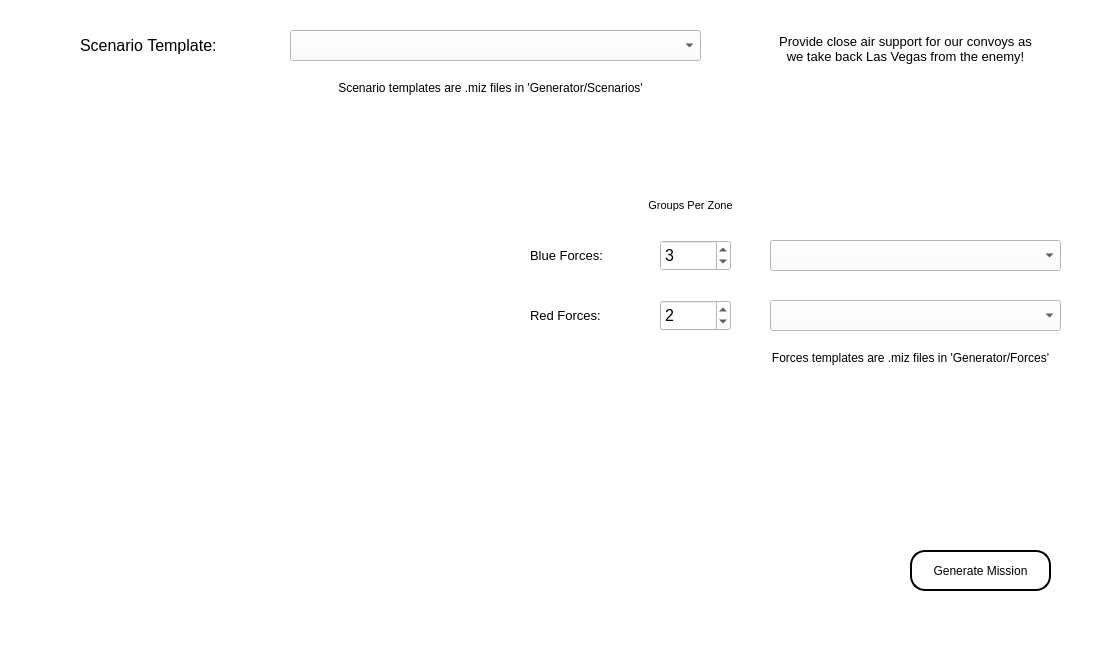
First picture: the form in Generator/MissionGeneratorUI.ui, repository spencershepard/RotorOps, before the edit.
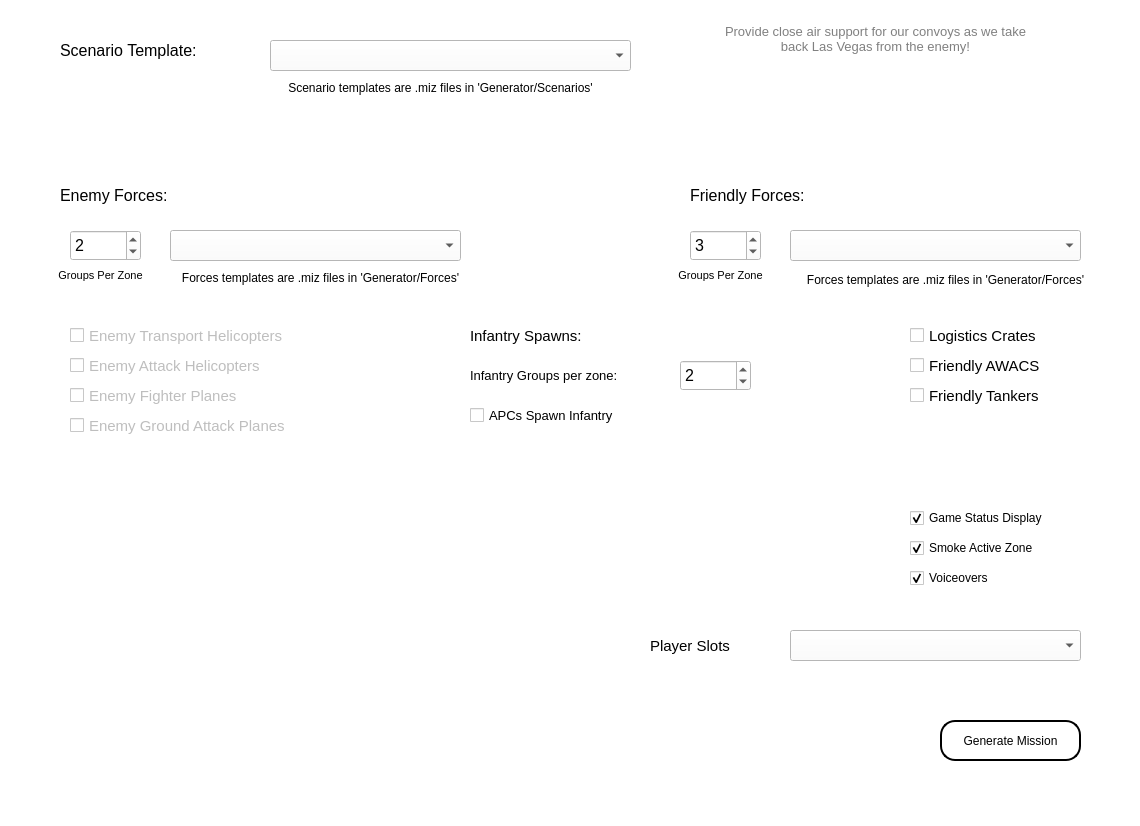
Second picture: the form after the edit. Icons and pictures are not drawn.

```diff
--- a/Generator/MissionGeneratorUI.ui
+++ b/Generator/MissionGeneratorUI.ui
@@ -6,8 +6,8 @@
    <rect>
     <x>0</x>
     <y>0</y>
-    <width>1117</width>
-    <height>645</height>
+    <width>1140</width>
+    <height>826</height>
    </rect>
   </property>
   <property name="font">
@@ -22,6 +22,9 @@
    <iconset>
     <normaloff>assets/icon.ico</normaloff>assets/icon.ico</iconset>
   </property>
+  <property name="windowOpacity">
+   <double>4.000000000000000</double>
+  </property>
   <property name="autoFillBackground">
    <bool>false</bool>
   </property>
@@ -32,9 +35,9 @@
    <widget class="QComboBox" name="scenario_comboBox">
     <property name="geometry">
      <rect>
-      <x>290</x>
-      <y>30</y>
-      <width>411</width>
+      <x>270</x>
+      <y>40</y>
+      <width>361</width>
       <height>31</height>
      </rect>
     </property>
@@ -42,10 +45,10 @@
    <widget class="QLabel" name="scenario_label">
     <property name="geometry">
      <rect>
-      <x>80</x>
+      <x>60</x>
       <y>30</y>
       <width>181</width>
-      <height>31</height>
+      <height>41</height>
      </rect>
     </property>
     <property name="font">
@@ -60,8 +63,8 @@
    <widget class="QPushButton" name="generateButton">
     <property name="geometry">
      <rect>
-      <x>910</x>
-      <y>550</y>
+      <x>940</x>
+      <y>720</y>
       <width>141</width>
       <height>41</height>
      </rect>
@@ -81,33 +84,33 @@
    <widget class="QTextBrowser" name="description_textBrowser">
     <property name="geometry">
      <rect>
-      <x>770</x>
-      <y>30</y>
-      <width>271</width>
-      <height>171</height>
+      <x>710</x>
+      <y>20</y>
+      <width>331</width>
+      <height>131</height>
      </rect>
     </property>
     <property name="font">
      <font>
-      <pointsize>10</pointsize>
+      <pointsize>9</pointsize>
      </font>
     </property>
     <property name="styleSheet">
-     <string notr="true">border-radius: 5px;</string>
+     <string notr="true">border-radius: 5px; color: gray</string>
     </property>
     <property name="html">
      <string>&lt;!DOCTYPE HTML PUBLIC &quot;-//W3C//DTD HTML 4.0//EN&quot; &quot;http://www.w3.org/TR/REC-html40/strict.dtd&quot;&gt;
 &lt;html&gt;&lt;head&gt;&lt;meta name=&quot;qrichtext&quot; content=&quot;1&quot; /&gt;&lt;style type=&quot;text/css&quot;&gt;
 p, li { white-space: pre-wrap; }
-&lt;/style&gt;&lt;/head&gt;&lt;body style=&quot; font-family:'MS Shell Dlg 2'; font-size:10pt; font-weight:400; font-style:normal;&quot;&gt;
-&lt;p align=&quot;center&quot; style=&quot; margin-top:0px; margin-bottom:0px; margin-left:0px; margin-right:0px; -qt-block-indent:0; text-indent:0px;&quot;&gt;Provide close air support for our convoys as we take back Las Vegas from the enemy!&lt;/p&gt;&lt;/body&gt;&lt;/html&gt;</string>
+&lt;/style&gt;&lt;/head&gt;&lt;body style=&quot; font-family:'MS Shell Dlg 2'; font-size:9pt; font-weight:400; font-style:normal;&quot;&gt;
+&lt;p align=&quot;center&quot; style=&quot; margin-top:0px; margin-bottom:0px; margin-left:0px; margin-right:0px; -qt-block-indent:0; text-indent:0px;&quot;&gt;&lt;span style=&quot; font-size:10pt;&quot;&gt;Provide close air support for our convoys as we take back Las Vegas from the enemy!&lt;/span&gt;&lt;/p&gt;&lt;/body&gt;&lt;/html&gt;</string>
     </property>
    </widget>
    <widget class="QComboBox" name="blueforces_comboBox">
     <property name="geometry">
      <rect>
-      <x>770</x>
-      <y>240</y>
+      <x>790</x>
+      <y>230</y>
       <width>291</width>
       <height>31</height>
      </rect>
@@ -116,77 +119,64 @@
    <widget class="QLabel" name="scenario_label_2">
     <property name="geometry">
      <rect>
-      <x>530</x>
-      <y>240</y>
+      <x>690</x>
+      <y>180</y>
       <width>141</width>
       <height>31</height>
      </rect>
     </property>
     <property name="font">
      <font>
-      <pointsize>10</pointsize>
+      <pointsize>12</pointsize>
      </font>
     </property>
     <property name="text">
-     <string>Blue Forces:</string>
+     <string>Friendly Forces:</string>
     </property>
    </widget>
    <widget class="QLabel" name="scenario_label_3">
     <property name="geometry">
      <rect>
-      <x>530</x>
-      <y>300</y>
+      <x>60</x>
+      <y>180</y>
       <width>141</width>
       <height>31</height>
      </rect>
     </property>
     <property name="font">
      <font>
-      <pointsize>10</pointsize>
+      <pointsize>12</pointsize>
      </font>
     </property>
     <property name="text">
-     <string>Red Forces:</string>
+     <string>Enemy Forces:</string>
     </property>
    </widget>
    <widget class="QComboBox" name="redforces_comboBox">
     <property name="geometry">
      <rect>
-      <x>770</x>
-      <y>300</y>
+      <x>170</x>
+      <y>230</y>
       <width>291</width>
       <height>31</height>
      </rect>
     </property>
    </widget>
-   <widget class="QLabel" name="status_label">
-    <property name="geometry">
-     <rect>
-      <x>580</x>
-      <y>470</y>
-      <width>471</width>
-      <height>51</height>
-     </rect>
-    </property>
-    <property name="text">
-     <string/>
-    </property>
-    <property name="alignment">
-     <set>Qt::AlignRight|Qt::AlignTrailing|Qt::AlignVCenter</set>
-    </property>
-    <property name="wordWrap">
-     <bool>true</bool>
-    </property>
-   </widget>
    <widget class="QLabel" name="background_label">
     <property name="geometry">
      <rect>
-      <x>-40</x>
-      <y>220</y>
-      <width>811</width>
-      <height>441</height>
+      <x>10</x>
+      <y>430</y>
+      <width>801</width>
+      <height>371</height>
      </rect>
     </property>
+    <property name="autoFillBackground">
+     <bool>false</bool>
+    </property>
+    <property name="styleSheet">
+     <string notr="true"/>
+    </property>
     <property name="text">
      <string/>
     </property>
@@ -197,7 +187,7 @@
    <widget class="QLabel" name="scenario_hint_label">
     <property name="geometry">
      <rect>
-      <x>300</x>
+      <x>250</x>
       <y>80</y>
       <width>381</width>
       <height>16</height>
@@ -213,8 +203,8 @@
    <widget class="QLabel" name="forces_hint_label">
     <property name="geometry">
      <rect>
-      <x>720</x>
-      <y>350</y>
+      <x>130</x>
+      <y>270</y>
       <width>381</width>
       <height>16</height>
      </rect>
@@ -229,8 +219,8 @@
    <widget class="QSpinBox" name="blueqty_spinBox">
     <property name="geometry">
      <rect>
-      <x>660</x>
-      <y>240</y>
+      <x>690</x>
+      <y>230</y>
       <width>71</width>
       <height>31</height>
      </rect>
@@ -253,8 +243,8 @@
    <widget class="QSpinBox" name="redqty_spinBox">
     <property name="geometry">
      <rect>
-      <x>660</x>
-      <y>300</y>
+      <x>70</x>
+      <y>230</y>
       <width>71</width>
       <height>31</height>
      </rect>
@@ -277,22 +267,369 @@
    <widget class="QLabel" name="scenario_label_4">
     <property name="geometry">
      <rect>
-      <x>620</x>
-      <y>190</y>
+      <x>670</x>
+      <y>260</y>
+      <width>101</width>
+      <height>31</height>
+     </rect>
+    </property>
+    <property name="font">
+     <font>
+      <pointsize>8</pointsize>
+     </font>
+    </property>
+    <property name="text">
+     <string>Groups Per Zone</string>
+    </property>
+    <property name="alignment">
+     <set>Qt::AlignCenter</set>
+    </property>
+   </widget>
+   <widget class="QCheckBox" name="game_status_checkBox">
+    <property name="geometry">
+     <rect>
+      <x>910</x>
+      <y>510</y>
+      <width>191</width>
+      <height>16</height>
+     </rect>
+    </property>
+    <property name="font">
+     <font>
+      <pointsize>9</pointsize>
+     </font>
+    </property>
+    <property name="text">
+     <string>Game Status Display</string>
+    </property>
+    <property name="checked">
+     <bool>true</bool>
+    </property>
+    <property name="tristate">
+     <bool>false</bool>
+    </property>
+   </widget>
+   <widget class="QCheckBox" name="voiceovers_checkBox">
+    <property name="geometry">
+     <rect>
+      <x>910</x>
+      <y>570</y>
+      <width>191</width>
+      <height>16</height>
+     </rect>
+    </property>
+    <property name="font">
+     <font>
+      <pointsize>9</pointsize>
+     </font>
+    </property>
+    <property name="text">
+     <string>Voiceovers</string>
+    </property>
+    <property name="checked">
+     <bool>true</bool>
+    </property>
+   </widget>
+   <widget class="QCheckBox" name="logistics_crates_checkBox">
+    <property name="geometry">
+     <rect>
+      <x>910</x>
+      <y>320</y>
+      <width>251</width>
+      <height>31</height>
+     </rect>
+    </property>
+    <property name="font">
+     <font>
+      <pointsize>11</pointsize>
+     </font>
+    </property>
+    <property name="text">
+     <string>Logistics Crates</string>
+    </property>
+   </widget>
+   <widget class="QCheckBox" name="awacs_checkBox">
+    <property name="geometry">
+     <rect>
+      <x>910</x>
+      <y>350</y>
+      <width>251</width>
+      <height>31</height>
+     </rect>
+    </property>
+    <property name="font">
+     <font>
+      <pointsize>11</pointsize>
+     </font>
+    </property>
+    <property name="text">
+     <string>Friendly AWACS</string>
+    </property>
+   </widget>
+   <widget class="QCheckBox" name="tankers_checkBox">
+    <property name="geometry">
+     <rect>
+      <x>910</x>
+      <y>380</y>
+      <width>251</width>
+      <height>31</height>
+     </rect>
+    </property>
+    <property name="font">
+     <font>
+      <pointsize>11</pointsize>
+     </font>
+    </property>
+    <property name="text">
+     <string>Friendly Tankers</string>
+    </property>
+   </widget>
+   <widget class="QCheckBox" name="apcs_spawn_checkBox">
+    <property name="geometry">
+     <rect>
+      <x>470</x>
+      <y>400</y>
+      <width>251</width>
+      <height>31</height>
+     </rect>
+    </property>
+    <property name="font">
+     <font>
+      <pointsize>10</pointsize>
+     </font>
+    </property>
+    <property name="text">
+     <string>APCs Spawn Infantry</string>
+    </property>
+   </widget>
+   <widget class="QCheckBox" name="enemy_transport_checkBox">
+    <property name="enabled">
+     <bool>false</bool>
+    </property>
+    <property name="geometry">
+     <rect>
+      <x>70</x>
+      <y>320</y>
+      <width>251</width>
+      <height>31</height>
+     </rect>
+    </property>
+    <property name="font">
+     <font>
+      <pointsize>11</pointsize>
+     </font>
+    </property>
+    <property name="text">
+     <string>Enemy Transport Helicopters</string>
+    </property>
+   </widget>
+   <widget class="QCheckBox" name="enemy_attack_helos_checkBox">
+    <property name="enabled">
+     <bool>false</bool>
+    </property>
+    <property name="geometry">
+     <rect>
+      <x>70</x>
+      <y>350</y>
+      <width>251</width>
+      <height>31</height>
+     </rect>
+    </property>
+    <property name="font">
+     <font>
+      <pointsize>11</pointsize>
+     </font>
+    </property>
+    <property name="text">
+     <string>Enemy Attack Helicopters</string>
+    </property>
+   </widget>
+   <widget class="QCheckBox" name="enemy_fighters_checkBox">
+    <property name="enabled">
+     <bool>false</bool>
+    </property>
+    <property name="geometry">
+     <rect>
+      <x>70</x>
+      <y>380</y>
+      <width>251</width>
+      <height>31</height>
+     </rect>
+    </property>
+    <property name="font">
+     <font>
+      <pointsize>11</pointsize>
+     </font>
+    </property>
+    <property name="text">
+     <string>Enemy Fighter Planes</string>
+    </property>
+   </widget>
+   <widget class="QCheckBox" name="enemy_fighters_checkBox_2">
+    <property name="enabled">
+     <bool>false</bool>
+    </property>
+    <property name="geometry">
+     <rect>
+      <x>70</x>
+      <y>410</y>
+      <width>251</width>
+      <height>31</height>
+     </rect>
+    </property>
+    <property name="font">
+     <font>
+      <pointsize>11</pointsize>
+     </font>
+    </property>
+    <property name="text">
+     <string>Enemy Ground Attack Planes</string>
+    </property>
+   </widget>
+   <widget class="QSpinBox" name="inf_spawn_spinBox">
+    <property name="geometry">
+     <rect>
+      <x>680</x>
+      <y>360</y>
+      <width>71</width>
+      <height>31</height>
+     </rect>
+    </property>
+    <property name="font">
+     <font>
+      <pointsize>12</pointsize>
+     </font>
+    </property>
+    <property name="minimum">
+     <number>0</number>
+    </property>
+    <property name="maximum">
+     <number>50</number>
+    </property>
+    <property name="value">
+     <number>2</number>
+    </property>
+   </widget>
+   <widget class="QCheckBox" name="smoke_checkBox">
+    <property name="geometry">
+     <rect>
+      <x>910</x>
+      <y>540</y>
+      <width>191</width>
+      <height>16</height>
+     </rect>
+    </property>
+    <property name="font">
+     <font>
+      <pointsize>9</pointsize>
+     </font>
+    </property>
+    <property name="text">
+     <string>Smoke Active Zone</string>
+    </property>
+    <property name="checked">
+     <bool>true</bool>
+    </property>
+   </widget>
+   <widget class="QLabel" name="scenario_label_5">
+    <property name="geometry">
+     <rect>
+      <x>50</x>
+      <y>260</y>
+      <width>101</width>
+      <height>31</height>
+     </rect>
+    </property>
+    <property name="font">
+     <font>
+      <pointsize>8</pointsize>
+     </font>
+    </property>
+    <property name="text">
+     <string>Groups Per Zone</string>
+    </property>
+    <property name="alignment">
+     <set>Qt::AlignCenter</set>
+    </property>
+   </widget>
+   <widget class="QLabel" name="forces_hint_label_2">
+    <property name="geometry">
+     <rect>
+      <x>790</x>
+      <y>270</y>
+      <width>311</width>
+      <height>20</height>
+     </rect>
+    </property>
+    <property name="text">
+     <string>Forces templates are .miz files in 'Generator/Forces'</string>
+    </property>
+    <property name="alignment">
+     <set>Qt::AlignCenter</set>
+    </property>
+   </widget>
+   <widget class="QLabel" name="label">
+    <property name="geometry">
+     <rect>
+      <x>470</x>
+      <y>360</y>
+      <width>191</width>
+      <height>31</height>
+     </rect>
+    </property>
+    <property name="font">
+     <font>
+      <pointsize>10</pointsize>
+     </font>
+    </property>
+    <property name="text">
+     <string>Infantry Groups per zone:</string>
+    </property>
+   </widget>
+   <widget class="QComboBox" name="slot_template_comboBox">
+    <property name="geometry">
+     <rect>
+      <x>790</x>
+      <y>630</y>
+      <width>291</width>
+      <height>31</height>
+     </rect>
+    </property>
+   </widget>
+   <widget class="QLabel" name="label_2">
+    <property name="geometry">
+     <rect>
+      <x>650</x>
+      <y>630</y>
+      <width>111</width>
+      <height>31</height>
+     </rect>
+    </property>
+    <property name="font">
+     <font>
+      <pointsize>11</pointsize>
+     </font>
+    </property>
+    <property name="text">
+     <string>Player Slots</string>
+    </property>
+   </widget>
+   <widget class="QLabel" name="scenario_label_6">
+    <property name="geometry">
+     <rect>
+      <x>470</x>
+      <y>320</y>
       <width>141</width>
       <height>31</height>
      </rect>
     </property>
     <property name="font">
      <font>
-      <pointsize>8</pointsize>
+      <pointsize>11</pointsize>
      </font>
     </property>
     <property name="text">
-     <string>Groups Per Zone</string>
-    </property>
-    <property name="alignment">
-     <set>Qt::AlignCenter</set>
+     <string>Infantry Spawns:</string>
     </property>
    </widget>
    <zorder>background_label</zorder>
@@ -304,19 +641,36 @@
    <zorder>scenario_label_2</zorder>
    <zorder>scenario_label_3</zorder>
    <zorder>redforces_comboBox</zorder>
-   <zorder>status_label</zorder>
    <zorder>scenario_hint_label</zorder>
    <zorder>forces_hint_label</zorder>
    <zorder>blueqty_spinBox</zorder>
    <zorder>redqty_spinBox</zorder>
    <zorder>scenario_label_4</zorder>
+   <zorder>game_status_checkBox</zorder>
+   <zorder>voiceovers_checkBox</zorder>
+   <zorder>logistics_crates_checkBox</zorder>
+   <zorder>awacs_checkBox</zorder>
+   <zorder>tankers_checkBox</zorder>
+   <zorder>apcs_spawn_checkBox</zorder>
+   <zorder>enemy_transport_checkBox</zorder>
+   <zorder>enemy_attack_helos_checkBox</zorder>
+   <zorder>enemy_fighters_checkBox</zorder>
+   <zorder>enemy_fighters_checkBox_2</zorder>
+   <zorder>inf_spawn_spinBox</zorder>
+   <zorder>smoke_checkBox</zorder>
+   <zorder>scenario_label_5</zorder>
+   <zorder>forces_hint_label_2</zorder>
+   <zorder>label</zorder>
+   <zorder>slot_template_comboBox</zorder>
+   <zorder>label_2</zorder>
+   <zorder>scenario_label_6</zorder>
   </widget>
   <widget class="QMenuBar" name="menubar">
    <property name="geometry">
     <rect>
      <x>0</x>
      <y>0</y>
-     <width>1117</width>
+     <width>1140</width>
      <height>26</height>
     </rect>
    </property>
```
